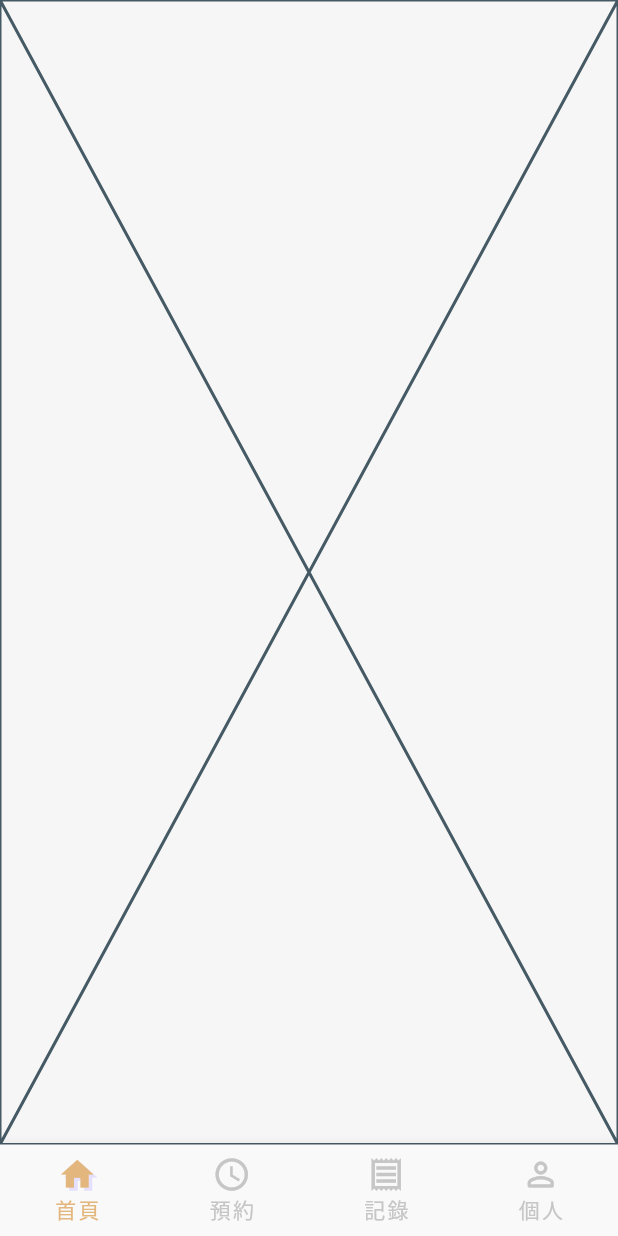
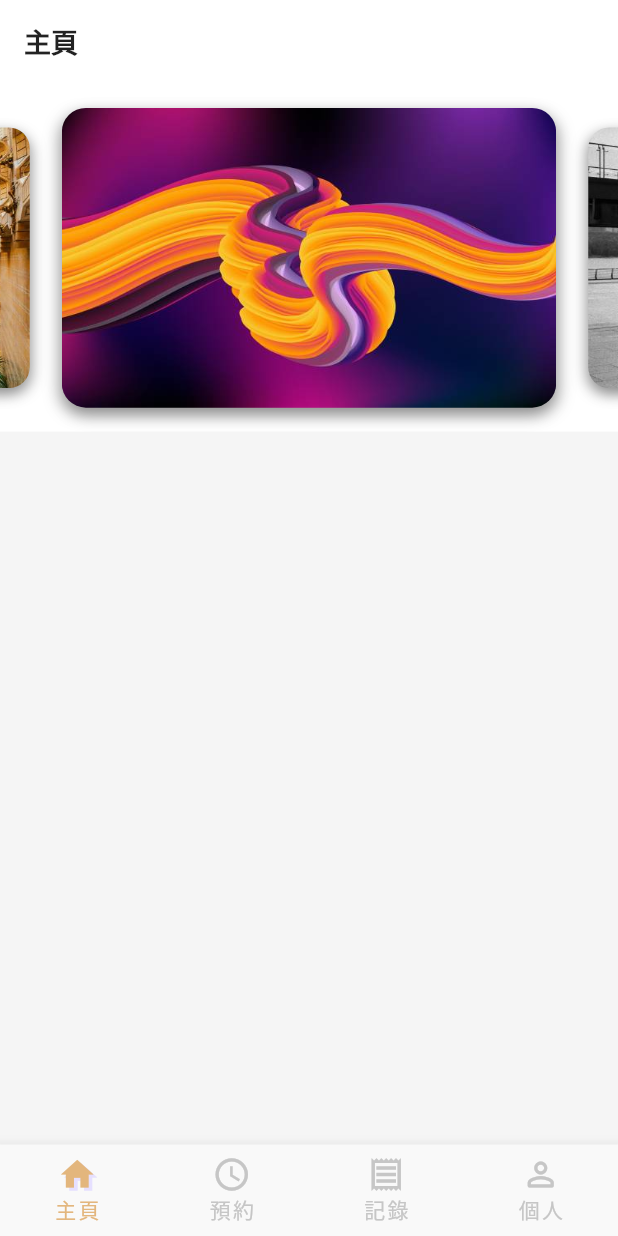
Before and after one commit to tomchan123/glamsy_prototype, a Flutter app: the screen it shows after launch, on a phone screen of 412 x 824 dp. Run offline on Flutter 3.47's test engine with Material 2 defaults, Android fonts, the phone set to English and light mode, and no system bars; drawn by our look-alikes of carousel_slider.

Commit message:
add image slider to home page

```diff
--- a/lib/ui/component/bottom_navbar/bottom_navbar.dart
+++ b/lib/ui/component/bottom_navbar/bottom_navbar.dart
@@ -41,7 +41,7 @@ class _BottomNavbarState extends State<BottomNavbar> {
         ],
       ),
       items: [
-        _navbarItem("首頁", Icons.home, theme),
+        _navbarItem("主頁", Icons.home, theme),
         _navbarItem("預約", Icons.watch_later_outlined, theme),
         _navbarItem("記錄", Icons.receipt_outlined, theme),
         _navbarItem("個人", Icons.person_outline_rounded, theme),
@@ -57,7 +57,6 @@ class _BottomNavbarState extends State<BottomNavbar> {
     return BottomNavigationBarItem(
       label: label,
       icon: Icon(icon),
-      activeIcon: Icon(icon)
     );
   }
 
--- /dev/null
+++ b/lib/ui/component/custom_card/custom_card.dart
@@ -0,0 +1,62 @@
+import 'dart:math';
+
+import 'package:flutter/material.dart';
+import 'package:flutter/widgets.dart';
+
+enum CustomCardRadius {
+  small(8.0),
+  medium(16.0),
+  large(32.0);
+
+  const CustomCardRadius(this.value);
+  final double value;
+}
+
+class CustomCard extends StatelessWidget {
+  Widget child;
+  CustomCardRadius radius;
+  EdgeInsets? margin;
+  double? width;
+  double? height;
+  bool enableShadow;
+
+  CustomCard({
+    Key? key,
+    this.margin,
+    this.width,
+    this.height,
+    this.enableShadow = true,
+    this.radius = CustomCardRadius.medium,
+    required this.child,
+  }) : super(key: key);
+
+  @override
+  Widget build(BuildContext context){
+    var theme = Theme.of(context);
+
+    return Container(
+      width: 600,
+      height: 400,
+      margin: margin,
+      decoration: BoxDecoration(
+        borderRadius: BorderRadius.circular(16),
+        boxShadow: !enableShadow
+          ? null
+          :[
+            BoxShadow(
+              offset: Offset.fromDirection(60 * pi/180, 5),
+              color: theme.colorScheme.shadow,
+              blurRadius: 8
+            ),
+            BoxShadow(
+              offset: Offset.fromDirection(120 * pi/180, 5),
+              color: theme.colorScheme.shadow,
+              blurRadius: 8
+            ),
+          ]
+      ),
+      clipBehavior: Clip.antiAlias,
+      child: child,
+    );
+  }
+}
--- a/lib/ui/page/home/home.dart
+++ b/lib/ui/page/home/home.dart
@@ -1,6 +1,10 @@
+import "dart:math";
+
+import "package:carousel_slider/carousel_slider.dart";
 import "package:flutter/material.dart";
 import "package:flutter/widgets.dart";
 import "package:prototype/ui/component/bottom_navbar/bottom_navbar.dart";
+import "package:prototype/ui/component/custom_card/custom_card.dart";
 
 class HomePage extends StatefulWidget {
   const HomePage({ Key? key }) : super(key: key);
@@ -12,9 +16,59 @@ class HomePage extends StatefulWidget {
 class _HomePageState extends State<HomePage> {
   @override
   Widget build(BuildContext context) {
+    var theme = Theme.of(context);
+
     return Scaffold(
-      body: Placeholder(),
+      appBar: AppBar(
+        title: Text(
+          "主頁",
+          style: theme.textTheme.titleMedium,
+        ),
+      ),
+      body: Column(
+        children: [
+          _landingArea(theme),
+        ],
+      ),
       bottomNavigationBar: const BottomNavbar(),
     );
   }
+
+  Widget _landingArea(
+    ThemeData theme,
+  ) {
+    var images = [
+      "assets/images/adverts/advert1.jpg",
+      "assets/images/adverts/advert2.jpg",
+      "assets/images/adverts/advert3.jpg",
+      "assets/images/adverts/advert4.jpg",
+      "assets/images/adverts/advert5.jpg",
+    ];
+
+    return Container(
+      color: theme.colorScheme.background,
+      child: Column(
+        children: [
+          CarouselSlider(
+            items: images.map<Widget>((img) {
+                return CustomCard(
+                  margin: EdgeInsets.symmetric(vertical: 16),
+                  width: 600,
+                  height: 400,
+                  child: Image.asset(
+                    img,
+                    fit: BoxFit.fill,
+                  )
+                );
+            }).toList(),
+            options: CarouselOptions(
+              aspectRatio: 16 / 9,
+              enlargeFactor: 0.3,
+              enlargeCenterPage: true,
+            )
+          )
+        ],
+      ),
+    );
+  }
 }
--- a/lib/ui/theme/theme_data.dart
+++ b/lib/ui/theme/theme_data.dart
@@ -4,14 +4,26 @@ class AppTheme {
   static ThemeData get mainTheme {
     return ThemeData(
       primaryColor: const Color.fromARGB(255, 0xE3, 0xB6, 0x7D),
-      cardColor: Colors.white,
-      scaffoldBackgroundColor: const Color.fromARGB(255, 0xF6, 0xF6, 0xF6),
+      appBarTheme: AppBarTheme(
+        backgroundColor: Colors.white,
+        elevation: 0,
+      ),
+      // cardColor: Colors.white,
+      scaffoldBackgroundColor: const Color.fromARGB(255, 0xF5, 0xF5, 0xF5),
       textTheme: const TextTheme(
         labelSmall: TextStyle(
           fontWeight: FontWeight.w300,
           fontSize: 14,
+        ),
+        titleMedium: TextStyle(
+          fontSize: 18,
+          fontWeight: FontWeight.bold,
         )
-      )
+      ),
+      colorScheme: const ColorScheme.light(
+        background: Colors.white,
+        shadow: Colors.black26,
+      ),
     );
   }
 }
--- a/pubspec.yaml
+++ b/pubspec.yaml
@@ -36,6 +36,8 @@ dependencies:
   # Use with the CupertinoIcons class for iOS style icons.
   cupertino_icons: ^1.0.2
 
+  carousel_slider: ^4.2.1
+
 dev_dependencies:
   flutter_test:
     sdk: flutter
@@ -62,6 +64,8 @@ flutter:
   # assets:
   #   - images/a_dot_burr.jpeg
   #   - images/a_dot_ham.jpeg
+  assets:
+    - assets/images/adverts/
 
   # An image asset can refer to one or more resolution-specific "variants", see
   # https://flutter.dev/assets-and-images/#resolution-aware
```
Also changed, not shown: assets/images/adverts/advert1.jpg (added), assets/images/adverts/advert2.jpg (added), assets/images/adverts/advert3.jpg (added), assets/images/adverts/advert4.jpg (added), assets/images/adverts/advert5.jpg (added), lib/ui/component/section/section.dart (added), pubspec.lock.
